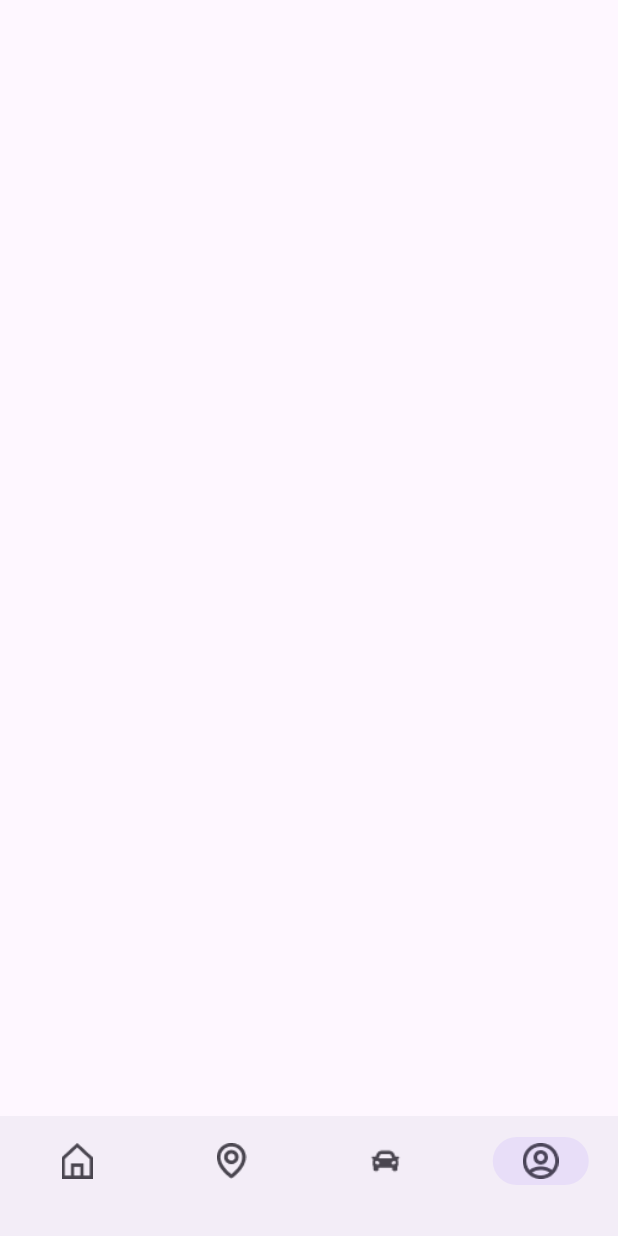
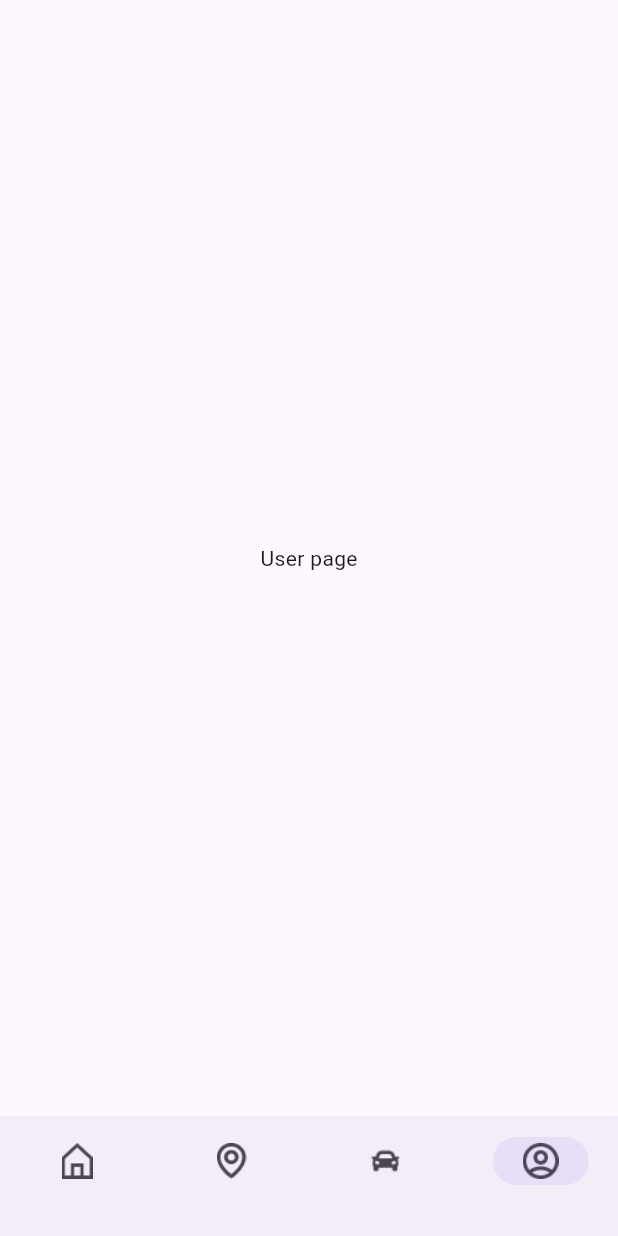
Before and after one commit to erdenekhuu-bot/Car, a Flutter app: the Home screen opened directly, item 4 of the bottom bar chosen, on a phone screen of 412 x 824 dp. Run offline on Flutter 3.47's test engine with Material 3 defaults, Android fonts, the light colour scheme and no system bars; our stand-ins replace google_maps_flutter; missing offline and left inert: country_flags.

Commit message:
saved before change

```diff
--- a/carcar/lib/category/Car.dart
+++ b/carcar/lib/category/Car.dart
@@ -10,6 +10,10 @@ class Car extends StatefulWidget {
 class _CarState extends State<Car> {
   @override
   Widget build(BuildContext context) {
-    return Container();
+    return Scaffold(
+      body: Center(
+        child: Text('Car page'),
+      ),
+    );
   }
 }
--- a/carcar/lib/category/User.dart
+++ b/carcar/lib/category/User.dart
@@ -11,7 +11,9 @@ class _UserState extends State<User> {
   @override
   Widget build(BuildContext context) {
     return Scaffold(
-      body: Column(children: <Widget>[]),
+      body: Center(
+        child: Text('User page'),
+      ),
     );
   }
 }
```
Also changed, not shown: carcar/lib/category/Map.dart (+32 -18 lines).
